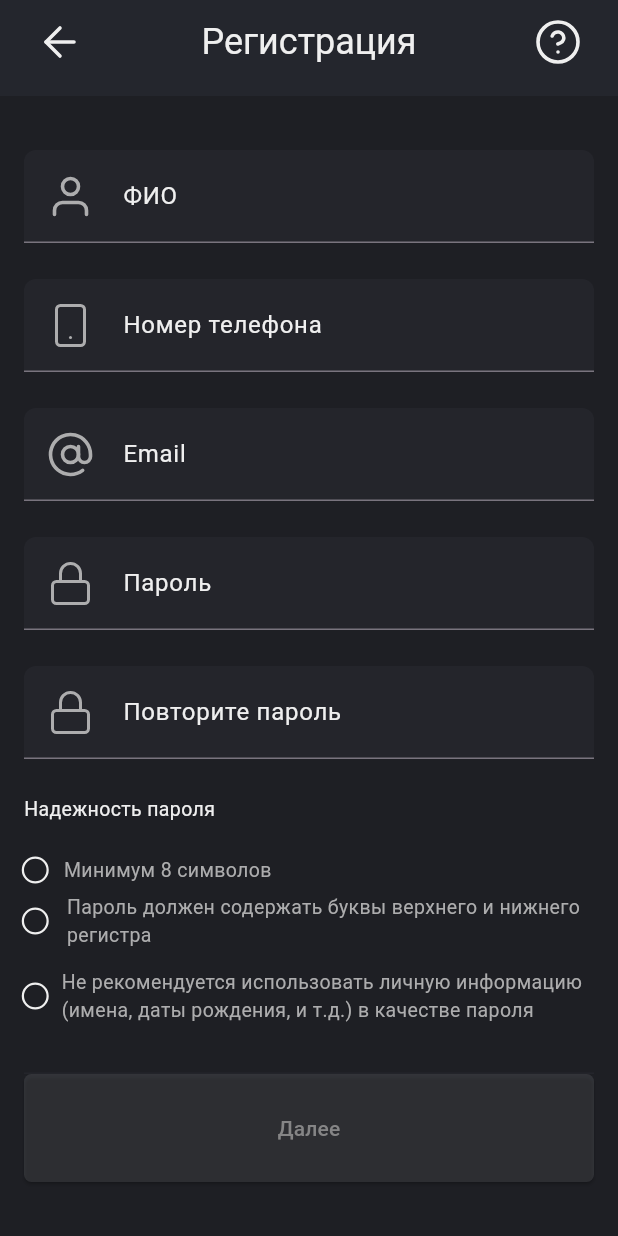
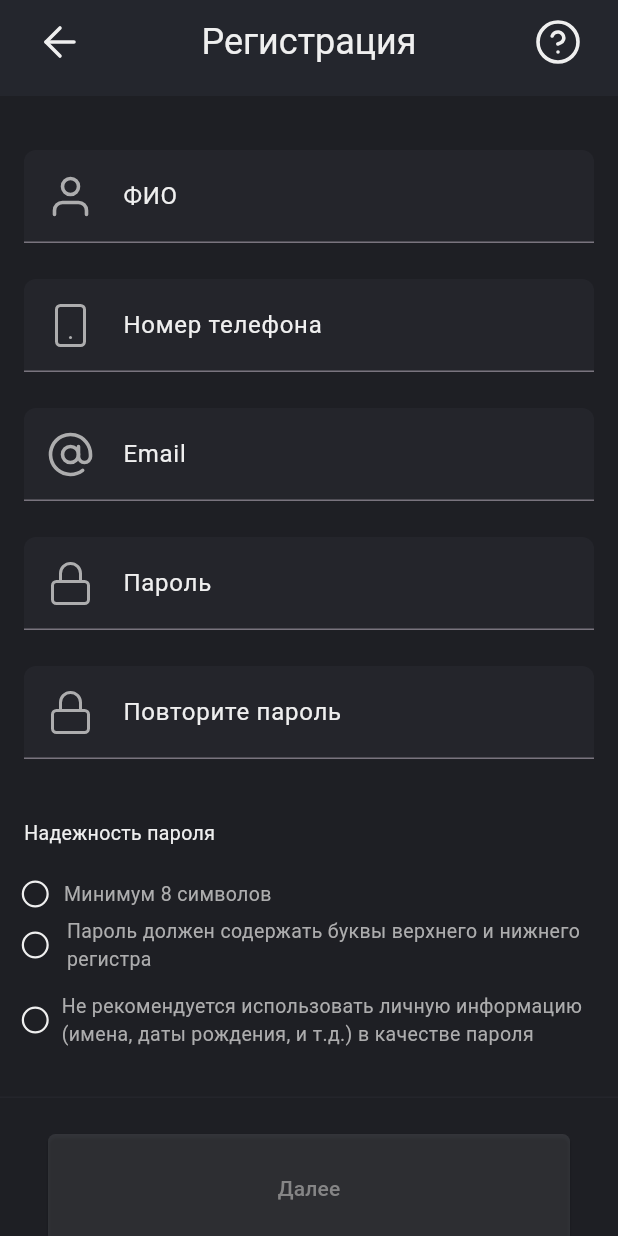
Before and after one commit to PLUXVR/rtk, a Flutter app: the screen it shows after launch, on a phone screen of 412 x 824 dp. Run offline on Flutter 3.47's test engine with Material 3 defaults, Android fonts, the phone set to English and light mode, and no system bars; our stand-ins replace flutter_svg.

Commit message:
Next button

```diff
--- a/lib/src/app/modules/registration_screen/components/registration_app_bar.dart/registration_body.dart
+++ b/lib/src/app/modules/registration_screen/components/registration_app_bar.dart/registration_body.dart
@@ -1 +1,45 @@
 // TODO сделать тело регистрационного поля
+import 'package:flutter/material.dart';
+import 'package:flutter_rtk/src/app/widgets/input_field.dart/input_field.dart';
+
+class RegistrationBody extends StatelessWidget {
+  final Key formKey;
+  final InputField fio;
+  final InputField phoneNumber;
+  final InputField email;
+  final InputField password;
+  final InputField passwordRepeat;
+
+  const RegistrationBody({
+    super.key,
+    required this.formKey,
+    required this.fio,
+    required this.phoneNumber,
+    required this.email,
+    required this.password,
+    required this.passwordRepeat,
+  });
+
+  @override
+  Widget build(BuildContext context) => SingleChildScrollView(
+        padding: const EdgeInsets.all(16.0),
+        child: Form(
+          key: formKey,
+          child: Column(
+              crossAxisAlignment: CrossAxisAlignment.stretch,
+              children: <Widget>[
+                const SizedBox(height: 20.0),
+                fio,
+                const SizedBox(height: 24.0),
+                phoneNumber,
+                const SizedBox(height: 24.0),
+                email,
+                const SizedBox(height: 24.0),
+                password,
+                const SizedBox(height: 24.0),
+                passwordRepeat,
+                const SizedBox(height: 24.0),
+              ]),
+        ),
+      );
+}
--- a/lib/src/app/modules/registration_screen/registration_screen.dart
+++ b/lib/src/app/modules/registration_screen/registration_screen.dart
@@ -1,7 +1,7 @@
 import 'package:flutter/material.dart';
-import 'package:flutter/services.dart';
 import 'package:flutter_rtk/src/app/colors/colors.dart';
 import 'package:flutter_rtk/src/app/modules/registration_screen/components/registration_app_bar.dart/registration_app_bar.dart';
+import 'package:flutter_rtk/src/app/modules/registration_screen/components/registration_app_bar.dart/registration_body.dart';
 import 'package:flutter_rtk/src/app/widgets/input_field.dart/input_field.dart';
 import 'package:flutter_svg/svg.dart';
 
@@ -34,21 +34,6 @@ class _RegistrationScreenState extends State<RegistrationScreen> {
     super.dispose();
   }
 
-  // Скрыть текст или показать
-  // bool _obscureText = true;
-  // bool _obscureConfirmText = true;
-  // void _toggleObscureText() {
-  //   setState(() {
-  //     _obscureText = !_obscureText;
-  //   });
-  // }
-
-  // void _toggleObscureConfirmText() {
-  //   setState(() {
-  //     _obscureConfirmText = !_obscureConfirmText;
-  //   });
-  // }
-
   // void _checkPassword(String password) {
   //   setState(() {
   //     _minSymbols = password.contains(RegExp(r'[A-Z]'));
@@ -63,16 +48,12 @@ class _RegistrationScreenState extends State<RegistrationScreen> {
     return Scaffold(
       backgroundColor: bodyBackgroundColor,
       appBar: const RegistrationAppBar(),
-      body: SingleChildScrollView(
-        padding: const EdgeInsets.all(16.0),
-        child: Form(
-          key: _formKey,
-          child: Column(
-            crossAxisAlignment: CrossAxisAlignment.stretch,
-            children: <Widget>[
-              const SizedBox(height: 20.0),
+      body: ListView(
+        children: [
+          RegistrationBody(
+            formKey: _formKey,
             // ФИО
-              InputField(
+            fio: InputField(
               labelText: 'ФИО',
               icon: SvgPicture.asset(
                 'assets/icons/user.svg',
@@ -86,11 +67,8 @@ class _RegistrationScreenState extends State<RegistrationScreen> {
                 return null;
               },
             ),
-
-              const SizedBox(height: 24.0),
-
             // Номер телефона
-              InputField(
+            phoneNumber: InputField(
               labelText: 'Номер телефона',
               keyboardType: TextInputType.phone,
               icon: SvgPicture.asset(
@@ -105,11 +83,8 @@ class _RegistrationScreenState extends State<RegistrationScreen> {
                 return null;
               },
             ),
-
-              const SizedBox(height: 24.0),
-
             // Электронная почта
-              InputField(
+            email: InputField(
               labelText: 'Email',
               keyboardType: TextInputType.emailAddress,
               icon: SvgPicture.asset(
@@ -127,12 +102,8 @@ class _RegistrationScreenState extends State<RegistrationScreen> {
                 return null;
               },
             ),
-
-              const SizedBox(height: 24.0),
-
             // Поле ввода пароля
-
-              InputField(
+            password: InputField(
               controller: _passwordController,
               labelText: 'Пароль',
               obcureText: true,
@@ -160,10 +131,7 @@ class _RegistrationScreenState extends State<RegistrationScreen> {
                 return null;
               },
             ),
-
-              const SizedBox(height: 24.0),
-
-              InputField(
+            passwordRepeat: InputField(
               controller: _confirmPasswordController,
               labelText: 'Повторите пароль',
               obcureText: true,
@@ -216,17 +184,24 @@ class _RegistrationScreenState extends State<RegistrationScreen> {
                 return null;
               },
             ),
+          ),
 
-              const SizedBox(height: 24.0),
-              const Text('Надежность пароля',
+          //TODO Сделать отдельный компонент
+          Padding(
+            padding: const EdgeInsets.only(left: 16.0),
+            child: Column(
+              mainAxisAlignment: MainAxisAlignment.start,
+              children: <Widget>[
+                const Row(
+                  children: [
+                    Text('Надежность пароля',
                         style: TextStyle(
                           fontSize: 13,
                           color: Color.fromRGBO(239, 239, 239, 1),
                         )),
+                  ],
+                ),
                 const SizedBox(height: 16.0),
-              Column(
-                mainAxisAlignment: MainAxisAlignment.start,
-                children: <Widget>[
                 Row(
                   children: [
                     Padding(
@@ -305,8 +280,7 @@ class _RegistrationScreenState extends State<RegistrationScreen> {
                                 _lowerAndUpperCaseCheckBoxTextColor =
                                     doneTextColor;
                               } else {
-                                  _lowerAndUpperCaseCheckBoxTextColor =
-                                      textColor;
+                                _lowerAndUpperCaseCheckBoxTextColor = textColor;
                               }
                             });
                           },
@@ -371,13 +345,14 @@ class _RegistrationScreenState extends State<RegistrationScreen> {
                 ),
               ],
             ),
+          ),
           const SizedBox(height: 32.0),
           Container(
             width: double.infinity,
-                // padding: const EdgeInsets.symmetric(
-                //   vertical: 24,
-                //   horizontal: 32,
-                // ),
+            padding: const EdgeInsets.symmetric(
+              vertical: 24,
+              horizontal: 32,
+            ),
             decoration: const BoxDecoration(
               border: Border(
                 top: BorderSide(width: 1, color: Color(0xFF24252B)),
@@ -387,8 +362,7 @@ class _RegistrationScreenState extends State<RegistrationScreen> {
               height: 72,
               child: ElevatedButton(
                 style: ButtonStyle(
-                        backgroundColor:
-                            MaterialStateProperty.all(buttonNextColor),
+                    backgroundColor: MaterialStateProperty.all(buttonNextColor),
                     shape: MaterialStateProperty.all(RoundedRectangleBorder(
                       borderRadius: BorderRadius.circular(5),
                     ))),
@@ -406,8 +380,6 @@ class _RegistrationScreenState extends State<RegistrationScreen> {
           ),
         ],
       ),
-        ),
-      ),
     );
   }
 }
```
Lines whose indentation alone changed are shown as unchanged.
